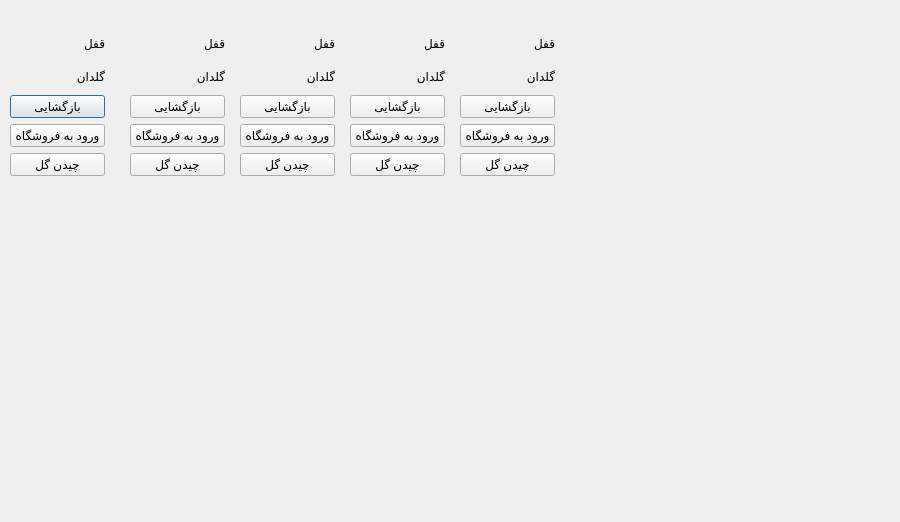
Before: the Qt Designer form second.ui in mahshid-o/GreenHouse, drawn with Qt 5.
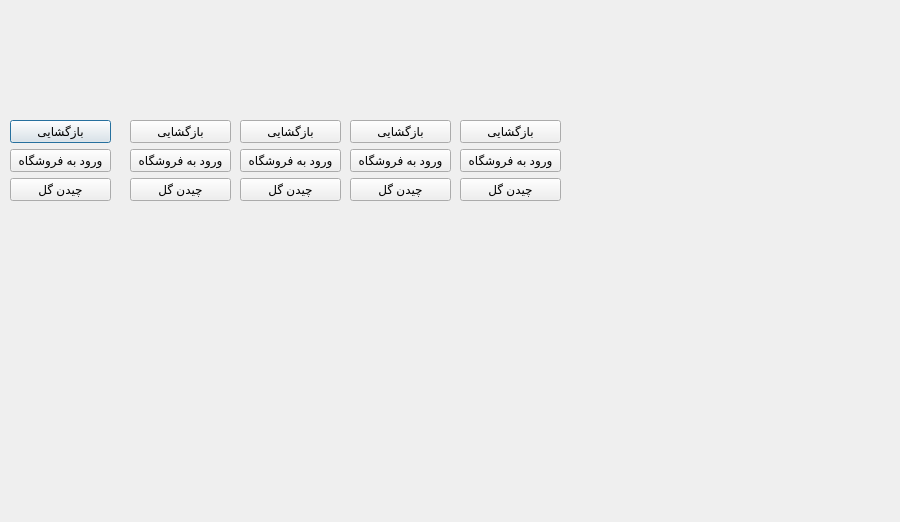
After: the same form once the commit is applied. Icons and pictures are not drawn.

Commit message: added images with labels

```diff
--- a/second.ui
+++ b/second.ui
@@ -21,22 +21,15 @@
     <rect>
      <x>10</x>
      <y>30</y>
-     <width>95</width>
-     <height>146</height>
+     <width>101</width>
+     <height>171</height>
     </rect>
    </property>
    <layout class="QVBoxLayout" name="verticalLayout">
     <item>
      <widget class="QLabel" name="labelName1">
       <property name="text">
-       <string>قفل</string>
-      </property>
-     </widget>
-    </item>
-    <item>
-     <widget class="QLabel" name="label">
-      <property name="text">
-       <string>گلدان</string>
+       <string/>
       </property>
      </widget>
     </item>
@@ -68,22 +61,15 @@
     <rect>
      <x>130</x>
      <y>30</y>
-     <width>95</width>
-     <height>146</height>
+     <width>101</width>
+     <height>171</height>
     </rect>
    </property>
    <layout class="QVBoxLayout" name="verticalLayout_2">
     <item>
      <widget class="QLabel" name="labelName2">
       <property name="text">
-       <string>قفل</string>
-      </property>
-     </widget>
-    </item>
-    <item>
-     <widget class="QLabel" name="label_3">
-      <property name="text">
-       <string>گلدان</string>
+       <string/>
       </property>
      </widget>
     </item>
@@ -115,22 +101,15 @@
     <rect>
      <x>240</x>
      <y>30</y>
-     <width>95</width>
-     <height>146</height>
+     <width>101</width>
+     <height>171</height>
     </rect>
    </property>
    <layout class="QVBoxLayout" name="verticalLayout_3">
     <item>
      <widget class="QLabel" name="labelName3">
       <property name="text">
-       <string>قفل</string>
-      </property>
-     </widget>
-    </item>
-    <item>
-     <widget class="QLabel" name="label_4">
-      <property name="text">
-       <string>گلدان</string>
+       <string/>
       </property>
      </widget>
     </item>
@@ -162,22 +141,15 @@
     <rect>
      <x>350</x>
      <y>30</y>
-     <width>95</width>
-     <height>146</height>
+     <width>101</width>
+     <height>171</height>
     </rect>
    </property>
    <layout class="QVBoxLayout" name="verticalLayout_4">
     <item>
      <widget class="QLabel" name="labelName4">
       <property name="text">
-       <string>قفل</string>
-      </property>
-     </widget>
-    </item>
-    <item>
-     <widget class="QLabel" name="label_5">
-      <property name="text">
-       <string>گلدان</string>
+       <string/>
       </property>
      </widget>
     </item>
@@ -209,22 +181,15 @@
     <rect>
      <x>460</x>
      <y>30</y>
-     <width>95</width>
-     <height>146</height>
+     <width>101</width>
+     <height>171</height>
     </rect>
    </property>
    <layout class="QVBoxLayout" name="verticalLayout_5">
     <item>
      <widget class="QLabel" name="labelName5">
       <property name="text">
-       <string>قفل</string>
-      </property>
-     </widget>
-    </item>
-    <item>
-     <widget class="QLabel" name="label_6">
-      <property name="text">
-       <string>گلدان</string>
+       <string/>
       </property>
      </widget>
     </item>
```
The commit also changes 96 other files.
